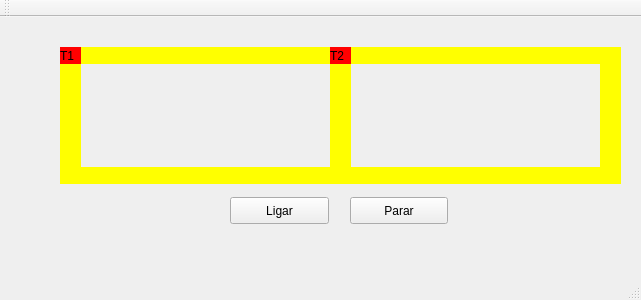
Old version of the form mainwindow.ui in the repository gabrielasil/trabalho-02-so.
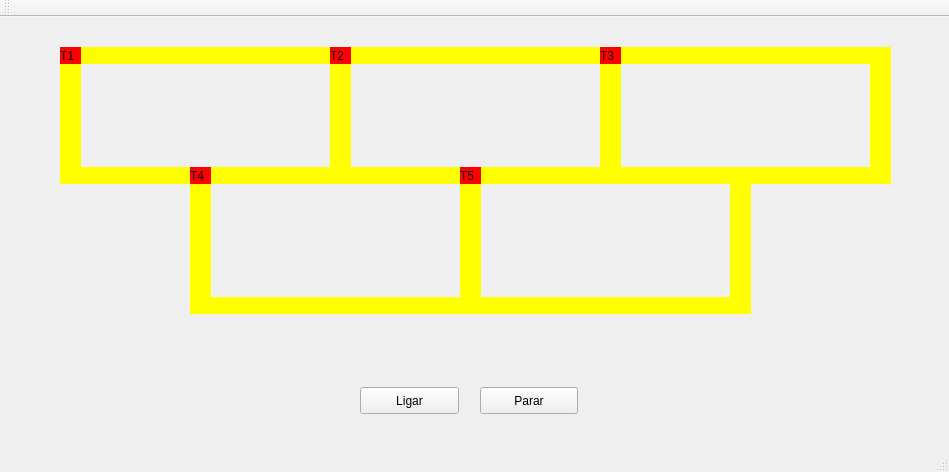
New version of the form.

Patch:
```diff
--- a/mainwindow.ui
+++ b/mainwindow.ui
@@ -6,8 +6,8 @@
    <rect>
     <x>0</x>
     <y>0</y>
-    <width>641</width>
-    <height>300</height>
+    <width>949</width>
+    <height>472</height>
    </rect>
   </property>
   <property name="windowTitle">
@@ -97,8 +97,8 @@
    <widget class="QPushButton" name="pushButton">
     <property name="geometry">
      <rect>
-      <x>230</x>
-      <y>180</y>
+      <x>360</x>
+      <y>370</y>
       <width>99</width>
       <height>27</height>
      </rect>
@@ -110,8 +110,8 @@
    <widget class="QPushButton" name="pushButton_2">
     <property name="geometry">
      <rect>
-      <x>350</x>
-      <y>180</y>
+      <x>480</x>
+      <y>370</y>
       <width>98</width>
       <height>27</height>
      </rect>
@@ -184,6 +184,182 @@
      <string>T2</string>
     </property>
    </widget>
+   <widget class="QLabel" name="label_trilho1_3">
+    <property name="geometry">
+     <rect>
+      <x>620</x>
+      <y>30</y>
+      <width>250</width>
+      <height>17</height>
+     </rect>
+    </property>
+    <property name="styleSheet">
+     <string notr="true">QLabel { background: yellow}</string>
+    </property>
+    <property name="text">
+     <string/>
+    </property>
+   </widget>
+   <widget class="QLabel" name="label_trilho2_3">
+    <property name="geometry">
+     <rect>
+      <x>620</x>
+      <y>150</y>
+      <width>250</width>
+      <height>17</height>
+     </rect>
+    </property>
+    <property name="styleSheet">
+     <string notr="true">QLabel { background: yellow}</string>
+    </property>
+    <property name="text">
+     <string/>
+    </property>
+   </widget>
+   <widget class="QLabel" name="label_trilho4_3">
+    <property name="geometry">
+     <rect>
+      <x>870</x>
+      <y>30</y>
+      <width>21</width>
+      <height>137</height>
+     </rect>
+    </property>
+    <property name="styleSheet">
+     <string notr="true">QLabel { background: yellow}</string>
+    </property>
+    <property name="text">
+     <string/>
+    </property>
+   </widget>
+   <widget class="QLabel" name="label_trem3">
+    <property name="geometry">
+     <rect>
+      <x>600</x>
+      <y>30</y>
+      <width>21</width>
+      <height>17</height>
+     </rect>
+    </property>
+    <property name="styleSheet">
+     <string notr="true">QLabel { background: red}</string>
+    </property>
+    <property name="text">
+     <string>T3</string>
+    </property>
+   </widget>
+   <widget class="QLabel" name="label_trilho4_4">
+    <property name="geometry">
+     <rect>
+      <x>190</x>
+      <y>160</y>
+      <width>21</width>
+      <height>137</height>
+     </rect>
+    </property>
+    <property name="styleSheet">
+     <string notr="true">QLabel { background: yellow}</string>
+    </property>
+    <property name="text">
+     <string/>
+    </property>
+   </widget>
+   <widget class="QLabel" name="label_trilho4_5">
+    <property name="geometry">
+     <rect>
+      <x>460</x>
+      <y>160</y>
+      <width>21</width>
+      <height>137</height>
+     </rect>
+    </property>
+    <property name="styleSheet">
+     <string notr="true">QLabel { background: yellow}</string>
+    </property>
+    <property name="text">
+     <string/>
+    </property>
+   </widget>
+   <widget class="QLabel" name="label_trilho4_6">
+    <property name="geometry">
+     <rect>
+      <x>730</x>
+      <y>160</y>
+      <width>21</width>
+      <height>137</height>
+     </rect>
+    </property>
+    <property name="styleSheet">
+     <string notr="true">QLabel { background: yellow}</string>
+    </property>
+    <property name="text">
+     <string/>
+    </property>
+   </widget>
+   <widget class="QLabel" name="label_trilho2_4">
+    <property name="geometry">
+     <rect>
+      <x>210</x>
+      <y>280</y>
+      <width>250</width>
+      <height>17</height>
+     </rect>
+    </property>
+    <property name="styleSheet">
+     <string notr="true">QLabel { background: yellow}</string>
+    </property>
+    <property name="text">
+     <string/>
+    </property>
+   </widget>
+   <widget class="QLabel" name="label_trilho2_5">
+    <property name="geometry">
+     <rect>
+      <x>480</x>
+      <y>280</y>
+      <width>250</width>
+      <height>17</height>
+     </rect>
+    </property>
+    <property name="styleSheet">
+     <string notr="true">QLabel { background: yellow}</string>
+    </property>
+    <property name="text">
+     <string/>
+    </property>
+   </widget>
+   <widget class="QLabel" name="label_trem4">
+    <property name="geometry">
+     <rect>
+      <x>190</x>
+      <y>150</y>
+      <width>21</width>
+      <height>17</height>
+     </rect>
+    </property>
+    <property name="styleSheet">
+     <string notr="true">QLabel { background: red}</string>
+    </property>
+    <property name="text">
+     <string>T4</string>
+    </property>
+   </widget>
+   <widget class="QLabel" name="label_trem5">
+    <property name="geometry">
+     <rect>
+      <x>460</x>
+      <y>150</y>
+      <width>21</width>
+      <height>17</height>
+     </rect>
+    </property>
+    <property name="styleSheet">
+     <string notr="true">QLabel { background: red}</string>
+    </property>
+    <property name="text">
+     <string>T5</string>
+    </property>
+   </widget>
    <zorder>label_trilho1</zorder>
    <zorder>label_trilho2</zorder>
    <zorder>label_trilho3</zorder>
@@ -195,13 +371,24 @@
    <zorder>label_trilho1_2</zorder>
    <zorder>label_trilho2_2</zorder>
    <zorder>label_trem2</zorder>
+   <zorder>label_trilho1_3</zorder>
+   <zorder>label_trilho2_3</zorder>
+   <zorder>label_trilho4_3</zorder>
+   <zorder>label_trem3</zorder>
+   <zorder>label_trilho4_4</zorder>
+   <zorder>label_trilho4_5</zorder>
+   <zorder>label_trilho4_6</zorder>
+   <zorder>label_trilho2_4</zorder>
+   <zorder>label_trilho2_5</zorder>
+   <zorder>label_trem4</zorder>
+   <zorder>label_trem5</zorder>
   </widget>
   <widget class="QMenuBar" name="menuBar">
    <property name="geometry">
     <rect>
      <x>0</x>
      <y>0</y>
-     <width>641</width>
+     <width>949</width>
      <height>22</height>
     </rect>
    </property>
```
